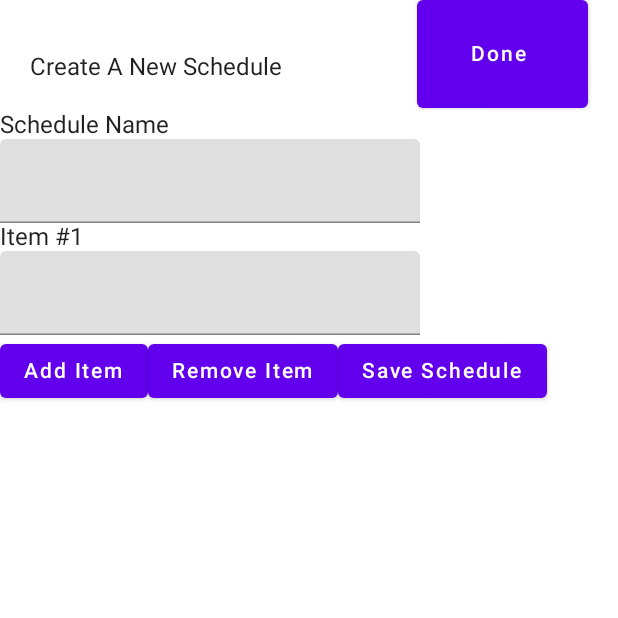
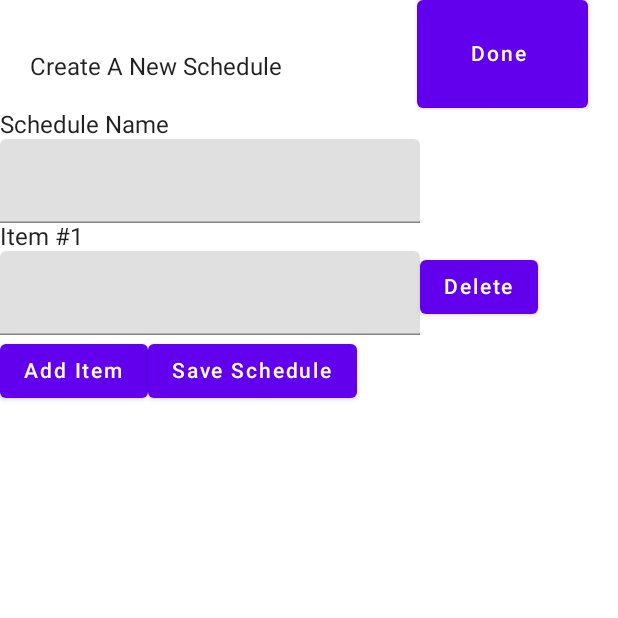
Before and after one commit to CrazySoupDumpling/Peak-Falcons, an Android app built with Jetpack Compose: the CreateScheduleScreen screen opened through its navigation route, after a tap on "Add Item", on a phone screen of 412 x 824 dp, the top half of it. Run offline under Robolectric (Android 15) with nearby library versions, the phone set to English and light mode, and no system bars; our stand-ins replace Room's generated code, livedata-compose.

Commit message:
added individual delete on createSchedule

```diff
--- a/app/src/main/java/com/example/finalproject/CreateScheduleScreen.kt
+++ b/app/src/main/java/com/example/finalproject/CreateScheduleScreen.kt
@@ -45,23 +45,21 @@ fun CreateScheduleScreen(
 
         Log.e("e", items.size.toString())
         Log.e("e", items.toString())
-        for (s in 0..items.size-1){
-            Text("Item #${s+1}")
-            TextField(
-                value = items[s],
-                onValueChange = { items[s] = it }
-            )
+        for (counter in 0..items.size-1) {
+            Text("Item #${counter + 1}")
+            Row(){
+                TextField(
+                    value = items[counter],
+                    onValueChange = { items[counter] = it }
+                )
+                Button(onClick ={items.removeAt(counter)}){
+                    Text(text = "Delete")
+                }
+            }
         }
         Row() {
             Button(onClick = { items.add(TextFieldValue(text = "")) }) {
                 Text(text = "Add Item")
-            }
-            Button(onClick = {
-                if (items.size>0) {
-                    items.removeAt(items.size - 1)
-                }
-            }) {
-                Text(text = "Remove Item")
             }
             Button(onClick = {
                 if (ScheduleName.value.text.length > 0 &&items.size > 0 && items[0].text.length > 0) {
```
